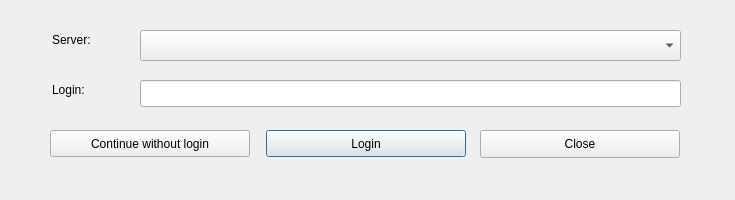
Qt form dlg_ConnectionManager.ui (LESPROJEKT/qgis-layman-plugin) before a commit.
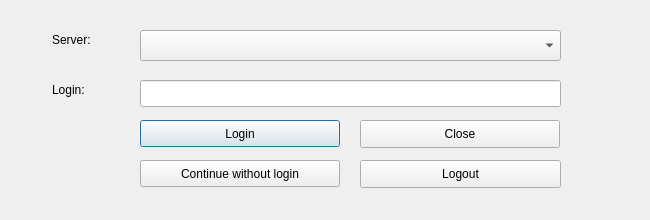
The same form after that commit.

The edit to the form file:
```diff
--- a/dlg_ConnectionManager.ui
+++ b/dlg_ConnectionManager.ui
@@ -9,8 +9,8 @@
    <rect>
     <x>0</x>
     <y>0</y>
-    <width>735</width>
-    <height>200</height>
+    <width>650</width>
+    <height>220</height>
    </rect>
   </property>
   <property name="sizePolicy">
@@ -21,14 +21,14 @@
   </property>
   <property name="minimumSize">
    <size>
-    <width>735</width>
-    <height>200</height>
+    <width>650</width>
+    <height>220</height>
    </size>
   </property>
   <property name="maximumSize">
    <size>
-    <width>735</width>
-    <height>200</height>
+    <width>650</width>
+    <height>220</height>
    </size>
   </property>
   <property name="windowTitle">
@@ -37,8 +37,8 @@
   <widget class="QPushButton" name="pushButton_Connect">
    <property name="geometry">
     <rect>
-     <x>266</x>
-     <y>130</y>
+     <x>140</x>
+     <y>120</y>
      <width>200</width>
      <height>27</height>
     </rect>
@@ -50,8 +50,8 @@
   <widget class="QPushButton" name="pushButton_close">
    <property name="geometry">
     <rect>
-     <x>480</x>
-     <y>130</y>
+     <x>360</x>
+     <y>120</y>
      <width>200</width>
      <height>28</height>
     </rect>
@@ -64,7 +64,7 @@
    <property name="geometry">
     <rect>
      <x>540</x>
-     <y>200</y>
+     <y>230</y>
      <width>121</width>
      <height>27</height>
     </rect>
@@ -94,7 +94,7 @@
     <rect>
      <x>140</x>
      <y>80</y>
-     <width>541</width>
+     <width>421</width>
      <height>27</height>
     </rect>
    </property>
@@ -120,7 +120,7 @@
     <rect>
      <x>140</x>
      <y>30</y>
-     <width>541</width>
+     <width>421</width>
      <height>31</height>
     </rect>
    </property>
@@ -128,10 +128,10 @@
   <widget class="QLabel" name="label_sign">
    <property name="geometry">
     <rect>
-     <x>338</x>
-     <y>170</y>
+     <x>322</x>
+     <y>197</y>
      <width>251</width>
-     <height>19</height>
+     <height>20</height>
     </rect>
    </property>
    <property name="text">
@@ -141,8 +141,8 @@
   <widget class="QPushButton" name="pushButton_NoLogin">
    <property name="geometry">
     <rect>
-     <x>50</x>
-     <y>130</y>
+     <x>140</x>
+     <y>160</y>
      <width>200</width>
      <height>27</height>
     </rect>
@@ -151,6 +151,19 @@
     <string>Continue without login</string>
    </property>
   </widget>
+  <widget class="QPushButton" name="pushButton_logout">
+   <property name="geometry">
+    <rect>
+     <x>360</x>
+     <y>160</y>
+     <width>201</width>
+     <height>28</height>
+    </rect>
+   </property>
+   <property name="text">
+    <string>Logout</string>
+   </property>
+  </widget>
  </widget>
  <resources/>
  <connections/>
```
